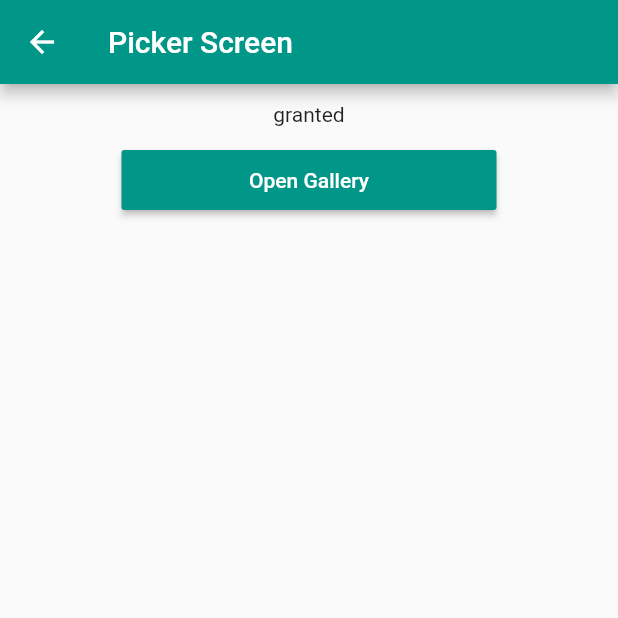
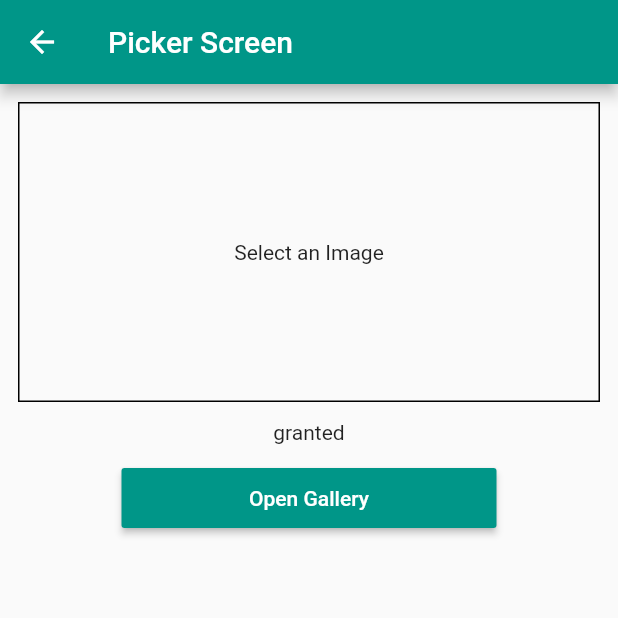
Before and after one commit to yoesuv/GetX-Playground, a Flutter app: the PickerScreen screen opened by its route, after a tap on "Open Gallery", on a phone screen of 412 x 824 dp, the top half of it. Run offline on Flutter 3.47's test engine with Material 2 defaults, Android fonts, the phone set to English and light mode, and no system bars; our stand-ins replace get, image_picker, permission_handler.

Commit message:
:sparkles: gallery picker

```diff
--- a/lib/src/menu/picker/picker_controller.dart
+++ b/lib/src/menu/picker/picker_controller.dart
@@ -1,8 +1,12 @@
+import 'dart:io';
+
 import 'package:get/get.dart';
+import 'package:image_picker/image_picker.dart';
 import 'package:permission_handler/permission_handler.dart';
 
 class PickerController extends GetxController {
   final storagePermission = Rx<PermissionStatus>(PermissionStatus.denied);
+  final imageFile = Rx<File?>(null);
 
   @override
   void onInit() async {
@@ -13,5 +17,18 @@ class PickerController extends GetxController {
   void requestPermission() async {
     final request = await Permission.storage.request();
     storagePermission.value = request;
+    if (request == PermissionStatus.granted) {
+      openGallery();
+    }
+  }
+
+  void openGallery() async {
+    final XFile? xFile = await ImagePicker().pickImage(
+      source: ImageSource.gallery,
+      imageQuality: 90,
+    );
+    if (xFile != null) {
+      imageFile.value = File(xFile.path);
+    }
   }
 }
--- a/lib/src/menu/picker/picker_screen.dart
+++ b/lib/src/menu/picker/picker_screen.dart
@@ -1,3 +1,5 @@
+import 'dart:io';
+
 import 'package:flutter/material.dart';
 import 'package:get/get.dart';
 import 'package:my_getx_playground/src/menu/picker/picker_controller.dart';
@@ -21,6 +23,14 @@ class PickerScreen extends GetView<PickerController> {
             crossAxisAlignment: CrossAxisAlignment.center,
             children: [
               const SizedBox(height: 12),
+              SizedBox(
+                width: double.infinity,
+                height: 200,
+                child: controller.imageFile.value != null
+                    ? _loadImage(controller.imageFile.value!)
+                    : _emptyImage(),
+              ),
+              const SizedBox(height: 12),
               Text(controller.storagePermission.value.name),
               const SizedBox(height: 12),
               Center(
@@ -29,6 +39,7 @@ class PickerScreen extends GetView<PickerController> {
                   onPressed: () {
                     if (controller.storagePermission.value ==
                         PermissionStatus.granted) {
+                      controller.openGallery();
                     } else {
                       controller.requestPermission();
                     }
@@ -41,4 +52,25 @@ class PickerScreen extends GetView<PickerController> {
       ),
     );
   }
+
+  Widget _loadImage(File file) {
+    return Padding(
+      padding: const EdgeInsets.symmetric(horizontal: 12),
+      child: Image.file(file, fit: BoxFit.cover),
+    );
+  }
+
+  Widget _emptyImage() {
+    return Padding(
+      padding: const EdgeInsets.symmetric(horizontal: 12),
+      child: Container(
+        decoration: BoxDecoration(
+          border: Border.all(color: Colors.black),
+        ),
+        child: const Center(
+          child: Text('Select an Image'),
+        ),
+      ),
+    );
+  }
 }
--- a/pubspec.yaml
+++ b/pubspec.yaml
@@ -35,6 +35,7 @@ dependencies:
   # Use with the CupertinoIcons class for iOS style icons.
   cupertino_icons: ^1.0.2
   get: ^4.6.5
+  image_picker: ^0.8.5+3
   permission_handler: ^10.0.0
 
 dev_dependencies:
```
Also changed, not shown: pubspec.lock.
